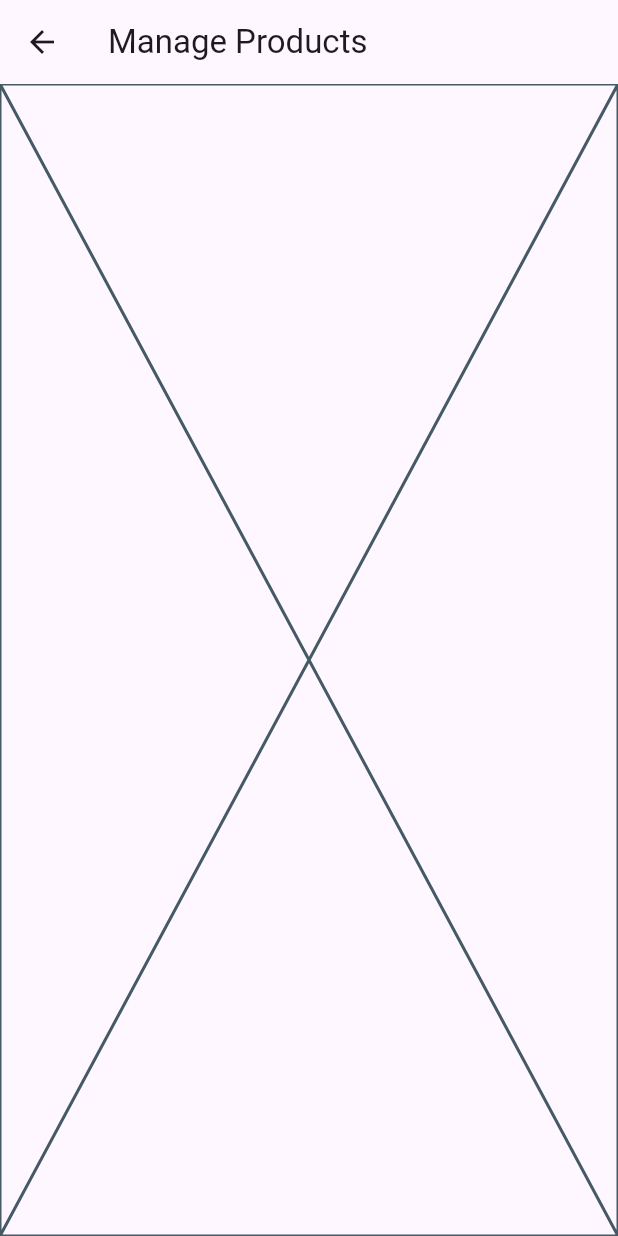
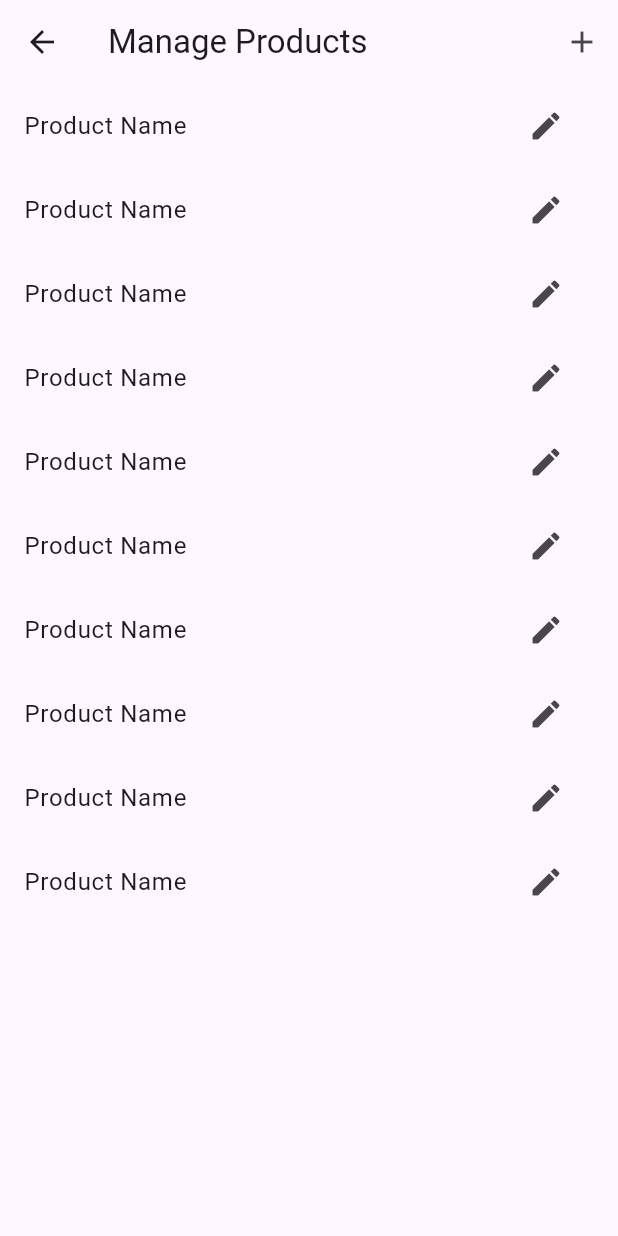
Before and after one commit to jedymatt/sari_sari_store_price_scanner, a Flutter app: the ManageProductsPage screen opened directly, on a phone screen of 412 x 824 dp. Run offline on Flutter 3.47's test engine with Material 3 defaults, Android fonts, the phone set to English and light mode, and no system bars; missing offline and left inert: mobile_scanner.

Commit message:
Update manage_products_page.dart

```diff
--- a/lib/manage_products_page.dart
+++ b/lib/manage_products_page.dart
@@ -1,4 +1,19 @@
 import 'package:flutter/material.dart';
+
+class ProductCard extends StatelessWidget {
+  const ProductCard({super.key});
+
+  @override
+  Widget build(BuildContext context) {
+    return ListTile(
+      title: const Text('Product Name'),
+      trailing: IconButton(
+        icon: const Icon(Icons.edit),
+        onPressed: () {},
+      ),
+    );
+  }
+}
 
 class ManageProductsPage extends StatelessWidget {
   const ManageProductsPage({super.key});
@@ -8,8 +23,19 @@ class ManageProductsPage extends StatelessWidget {
     return Scaffold(
       appBar: AppBar(
         title: const Text('Manage Products'),
+        actions: [
+          IconButton(
+            icon: const Icon(Icons.add),
+            onPressed: () {},
+          ),
+        ],
       ),
-      body: const Placeholder(),
+      body: ListView.builder(
+        itemCount: 10,
+        itemBuilder: (context, index) {
+          return const ProductCard();
+        },
+      ),
     );
   }
 }
```
